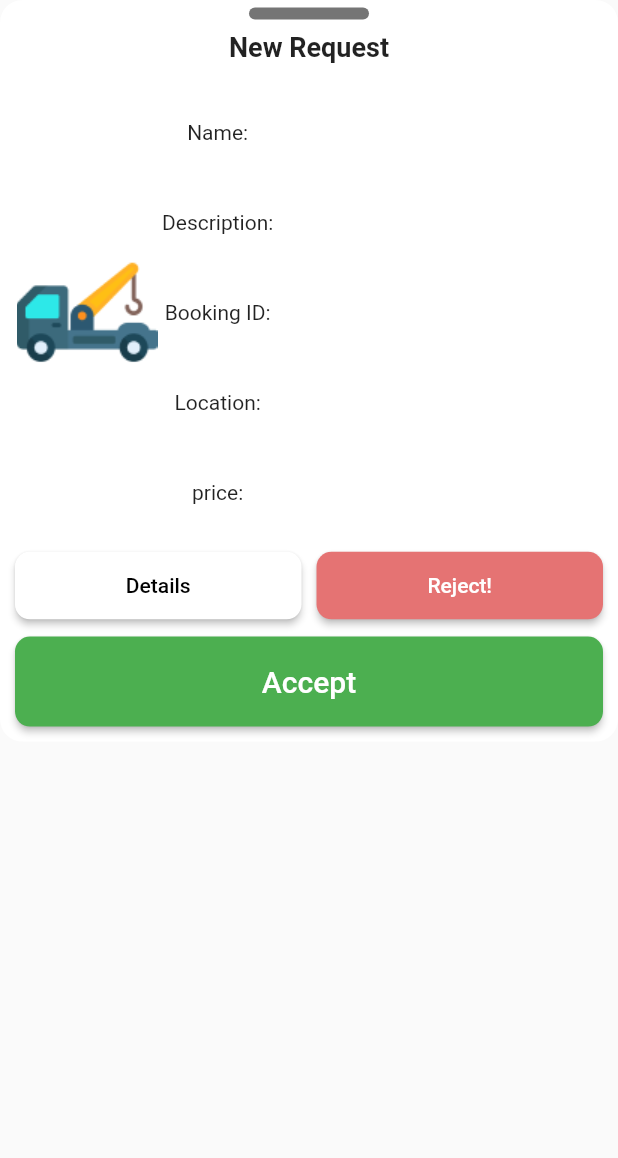
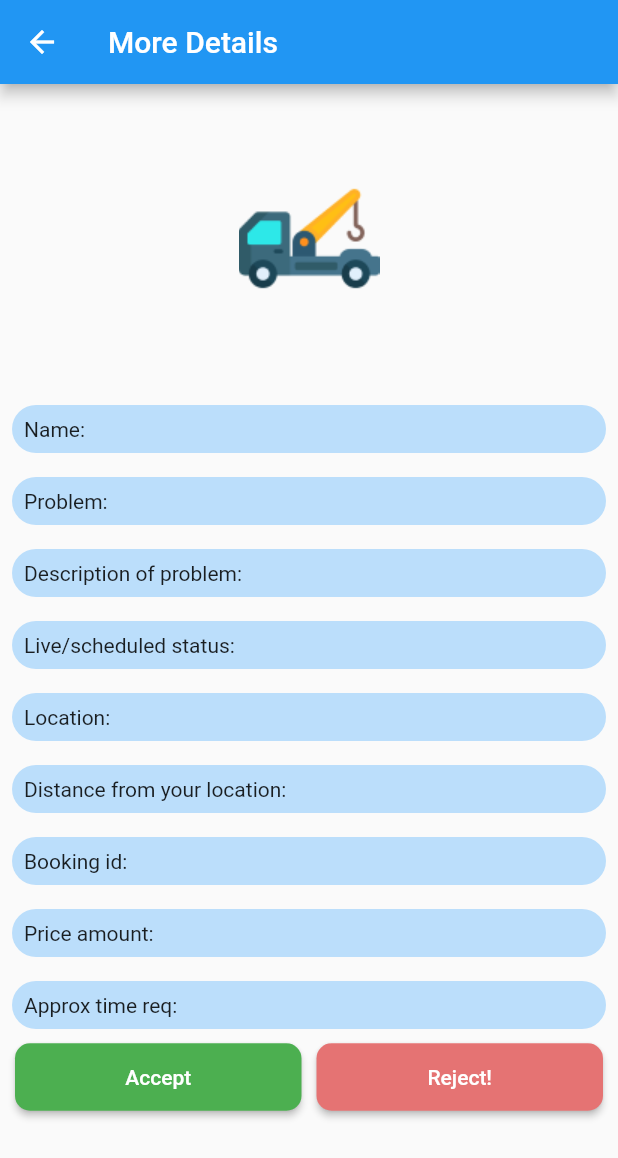
Before and after one commit to devansh2330/popup_temp, a Flutter app: the BottomPopup widget shown alone on an empty page, opened directly, after a tap on "Details", on a phone screen of 412 x 824 dp. Shown: the top 1158 px of the screen. Run offline on Flutter 3.47's test engine with Material 2 defaults, Android fonts, the phone set to English and light mode, and no system bars.

Commit message:
more details screen

```diff
--- /dev/null
+++ b/lib/moredetails.dart
@@ -0,0 +1,200 @@
+import 'package:flutter/material.dart';
+
+class MoreDetails extends StatefulWidget {
+  const MoreDetails({super.key});
+
+  @override
+  State<MoreDetails> createState() => _MoreDetailsState();
+}
+
+var details = [
+  'Name:',
+  'Problem:',
+  'Description of problem:',
+  'Live/scheduled status:',
+  'Location:',
+  'Distance from your location:',
+  'Booking id:',
+  'Price amount:',
+  'Approx time req:'
+];
+
+class _MoreDetailsState extends State<MoreDetails> {
+  @override
+  Widget build(BuildContext context) {
+    return Scaffold(
+      appBar: AppBar(
+        title: const Text('More Details'),
+      ),
+      body: SingleChildScrollView(
+        child: Column(
+          children: [
+            Image(
+              image: const AssetImage('lib/assets/images/towtruck.png'),
+              width: MediaQuery.of(context).size.width * 0.95,
+              height: MediaQuery.of(context).size.height * 0.25,
+            ),
+            Container(
+              child: ListView(
+                  shrinkWrap: true,
+                  children: details.map((value) {
+                    return Padding(
+                      padding: const EdgeInsets.all(8.0),
+                      child: Container(
+                        decoration: BoxDecoration(
+                          borderRadius: BorderRadius.circular(22),
+                          color: Colors.blue[100],
+                        ),
+                        child: Padding(
+                          padding: const EdgeInsets.all(8.0),
+                          child: Text(value),
+                        ),
+                      ),
+                    );
+                  }).toList()),
+            ),
+            Column(
+              children: [
+                Row(
+                  children: [
+                    const SizedBox(
+                      width: 10,
+                    ),
+                    Expanded(
+                      child: ElevatedButton(
+                        style: ElevatedButton.styleFrom(
+                            backgroundColor: Colors.green,
+                            shape: RoundedRectangleBorder(
+                              borderRadius: BorderRadius.circular(10),
+                            ),
+                            fixedSize: const Size.fromHeight(45)),
+                        child: const Text(
+                          'Accept',
+                          style: TextStyle(color: Colors.white),
+                        ),
+                        onPressed: () {
+                          Navigator.push(
+                            context,
+                            MaterialPageRoute(
+                                builder: (context) => const MoreDetails()),
+                          );
+                        },
+                      ),
+                    ),
+                    const SizedBox(
+                      width: 10,
+                    ),
+                    Expanded(
+                      child: ElevatedButton(
+                        style: ElevatedButton.styleFrom(
+                            shape: RoundedRectangleBorder(
+                              borderRadius: BorderRadius.circular(10),
+                            ),
+                            backgroundColor: Colors.red[300],
+                            fixedSize: const Size.fromHeight(45)),
+                        child: const Text('Reject!'),
+                        onPressed: () {
+                          // Handle button 2 press
+                        },
+                      ),
+                    ),
+                    const SizedBox(
+                      width: 10,
+                    ),
+                  ],
+                ),
+              ],
+            ),
+          ],
+        ),
+      ),
+    );
+  }
+}
+
+
+// Scaffold(
+//       body: SizedBox(
+//         child: Column(
+//           crossAxisAlignment: CrossAxisAlignment.start,
+//           children: [
+//             Stack(
+//               children: [
+//                 Image(
+//                   image: const AssetImage('lib/assets/images/towtruck.png'),
+//                   width: MediaQuery.of(context).size.width * 0.95,
+//                   height: MediaQuery.of(context).size.height * 0.25,
+//                 ),
+//                 // Positioned(
+//                 //   child: IconButton(
+//                 //     onPressed: () {
+//                 //       Navigator.pop(context);
+//                 //     },
+//                 //     icon: const Icon(
+//                 //       Icons.arrow_back,
+//                 //       color: Colors.black,
+//                 //     ),
+//                 //   ),
+//                 // ),
+//               ],
+//             ),
+//             const SizedBox(
+//               height: 10,
+//             ),
+//             const Padding(
+//               padding: EdgeInsets.symmetric(horizontal: 10),
+//               child: Column(
+//                 children: [
+//                   Text(
+//                     'udquwbduq',
+//                     textAlign: TextAlign.justify,
+//                     style: TextStyle(fontSize: 22.0),
+//                   ),
+//                   SizedBox(
+//                     height: 20,
+//                   ),
+//                   Text(
+//                     'udquwbduq',
+//                     textAlign: TextAlign.justify,
+//                     style: TextStyle(fontSize: 22.0),
+//                   ),
+//                   SizedBox(
+//                     height: 20,
+//                   ),
+//                   Text(
+//                     'udquwbduq',
+//                     textAlign: TextAlign.justify,
+//                     style: TextStyle(fontSize: 22.0),
+//                   ),
+//                   SizedBox(
+//                     height: 20,
+//                   ),
+//                   Text(
+//                     'udquwbduq',
+//                     textAlign: TextAlign.justify,
+//                     style: TextStyle(fontSize: 22.0),
+//                   ),
+//                   SizedBox(
+//                     height: 20,
+//                   ),
+//                   Text(
+//                     'udquwbduq',
+//                     textAlign: TextAlign.justify,
+//                     style: TextStyle(fontSize: 22.0),
+//                   ),
+//                   SizedBox(
+//                     height: 20,
+//                   ),
+//                   Text(
+//                     'udquwbduq',
+//                     textAlign: TextAlign.justify,
+//                     style: TextStyle(fontSize: 22.0),
+//                   ),
+//                 ],
+//               ),
+//             ),
+//           ],
+//         ),
+
+//       ),
+//     );
--- a/lib/page.dart
+++ b/lib/page.dart
@@ -9,12 +9,12 @@ class HomePage extends StatelessWidget {
     return Scaffold(
       body: SafeArea(
         child: GestureDetector(
-          child: Text('Open Popup'),
+          child: const Text('Open Popup'),
           onTap: () {
             showModalBottomSheet(
               context: context,
               builder: (BuildContext context) {
-                return BottomPopup();
+                return const BottomPopup();
               },
             );
           },
--- a/lib/popup.dart
+++ b/lib/popup.dart
@@ -1,6 +1,9 @@
 import 'package:flutter/material.dart';
+import 'package:poptest/moredetails.dart';
 
 class BottomPopup extends StatelessWidget {
+  const BottomPopup({super.key});
+
   @override
   Widget build(BuildContext context) {
     return Container(
@@ -109,7 +112,11 @@ class BottomPopup extends StatelessWidget {
                         style: TextStyle(color: Colors.black),
                       ),
                       onPressed: () {
-                        // Handle button 1 press
+                        Navigator.push(
+                          context,
+                          MaterialPageRoute(
+                              builder: (context) => const MoreDetails()),
+                        );
                       },
                     ),
                   ),
```
